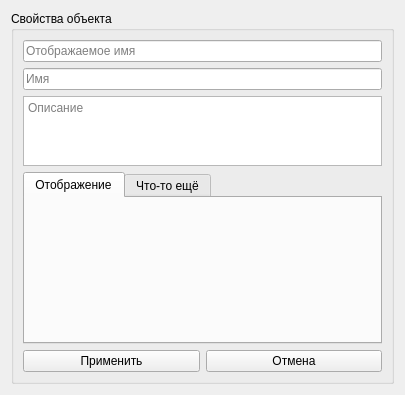
This is src/GUI/GraphEdit/objectpropertyeditorform.ui in VinTRiZz/GraphEditor as Qt 5 draws it before an edit. The edited form follows.
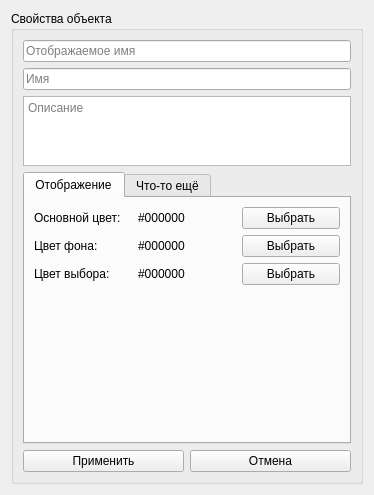
This is the edited form.

What changed in the file:
```diff
--- a/src/GUI/GraphEdit/objectpropertyeditorform.ui
+++ b/src/GUI/GraphEdit/objectpropertyeditorform.ui
@@ -6,8 +6,8 @@
    <rect>
     <x>0</x>
     <y>0</y>
-    <width>405</width>
-    <height>395</height>
+    <width>374</width>
+    <height>495</height>
    </rect>
   </property>
   <property name="windowTitle">
@@ -65,6 +65,96 @@
          <attribute name="title">
           <string>Отображение</string>
          </attribute>
+         <layout class="QVBoxLayout" name="verticalLayout_3">
+          <item>
+           <layout class="QHBoxLayout" name="horizontalLayout_2">
+            <item>
+             <widget class="QLabel" name="label">
+              <property name="text">
+               <string>Основной цвет:</string>
+              </property>
+             </widget>
+            </item>
+            <item>
+             <widget class="QLabel" name="mainColor_label">
+              <property name="text">
+               <string>#000000</string>
+              </property>
+             </widget>
+            </item>
+            <item>
+             <widget class="QPushButton" name="selectMainColor_pushButton">
+              <property name="text">
+               <string>Выбрать</string>
+              </property>
+             </widget>
+            </item>
+           </layout>
+          </item>
+          <item>
+           <layout class="QHBoxLayout" name="horizontalLayout_3">
+            <item>
+             <widget class="QLabel" name="label_5">
+              <property name="text">
+               <string>Цвет фона:</string>
+              </property>
+             </widget>
+            </item>
+            <item>
+             <widget class="QLabel" name="bgrColor_label">
+              <property name="text">
+               <string>#000000</string>
+              </property>
+             </widget>
+            </item>
+            <item>
+             <widget class="QPushButton" name="selectBgrColor_pushButton">
+              <property name="text">
+               <string>Выбрать</string>
+              </property>
+             </widget>
+            </item>
+           </layout>
+          </item>
+          <item>
+           <layout class="QHBoxLayout" name="horizontalLayout_4">
+            <item>
+             <widget class="QLabel" name="label_3">
+              <property name="text">
+               <string>Цвет выбора:</string>
+              </property>
+             </widget>
+            </item>
+            <item>
+             <widget class="QLabel" name="selectedColor_label">
+              <property name="text">
+               <string>#000000</string>
+              </property>
+             </widget>
+            </item>
+            <item>
+             <widget class="QPushButton" name="selectSelectionColor_pushButton">
+              <property name="text">
+               <string>Выбрать</string>
+              </property>
+             </widget>
+            </item>
+           </layout>
+          </item>
+          <item>
+           <spacer name="verticalSpacer">
+            <property name="orientation">
+             <enum>Qt::Vertical</enum>
+            </property>
+            <property name="sizeHint" stdset="0">
+             <size>
+              <width>20</width>
+              <height>111</height>
+             </size>
+            </property>
+           </spacer>
+          </item>
+         </layout>
         </widget>
         <widget class="QWidget" name="tab_2">
          <attribute name="title">
```
